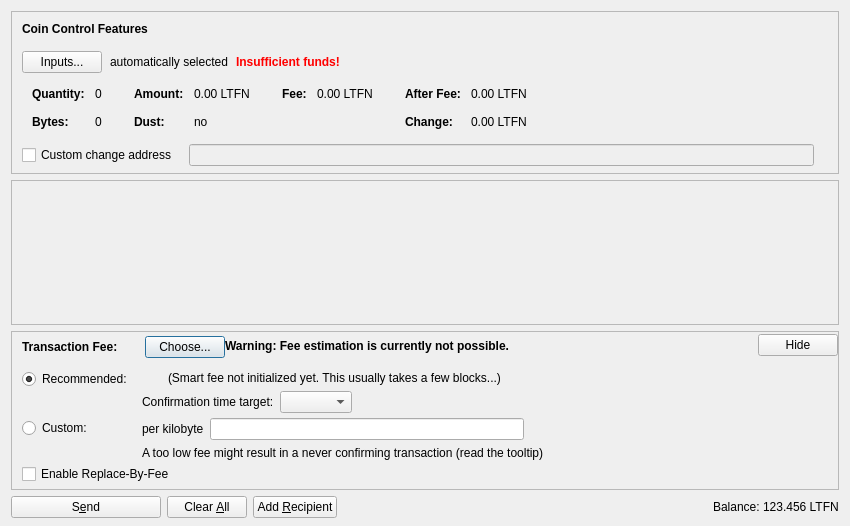
Before: the Qt Designer form src/qt/forms/sendcoinsdialog.ui in litecoinfinance/litecoinfinance, drawn with Qt 5.
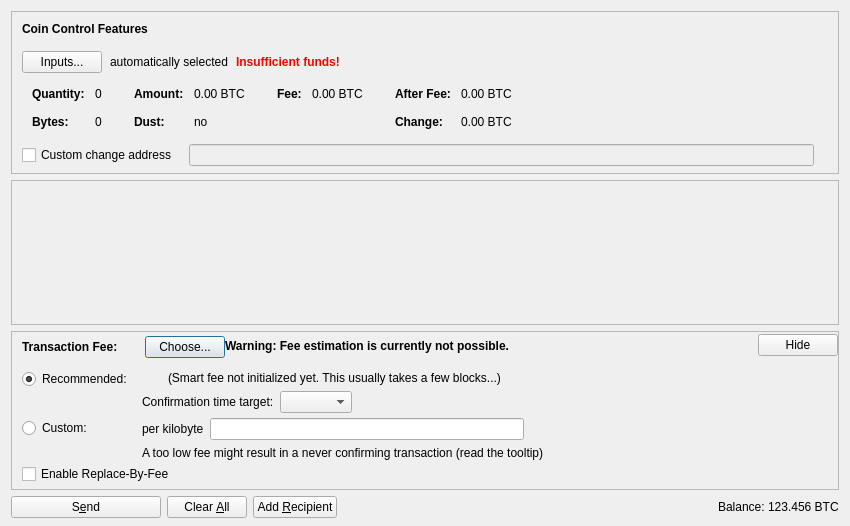
After: the same form once the commit is applied. Icons and pictures are not drawn. Custom widgets are drawn as their Qt base class.

Diff of the .ui file:
```diff
--- a/src/qt/forms/sendcoinsdialog.ui
+++ b/src/qt/forms/sendcoinsdialog.ui
@@ -324,7 +324,7 @@
                   <enum>Qt::ActionsContextMenu</enum>
                  </property>
                  <property name="text">
-                  <string notr="true">0.00 LTFN</string>
+                  <string notr="true">0.00 BTC</string>
                  </property>
                  <property name="textInteractionFlags">
                   <set>Qt::LinksAccessibleByMouse|Qt::TextSelectableByKeyboard|Qt::TextSelectableByMouse</set>
@@ -404,7 +404,7 @@
                   <enum>Qt::ActionsContextMenu</enum>
                  </property>
                  <property name="text">
-                  <string notr="true">0.00 LTFN</string>
+                  <string notr="true">0.00 BTC</string>
                  </property>
                  <property name="textInteractionFlags">
                   <set>Qt::LinksAccessibleByMouse|Qt::TextSelectableByKeyboard|Qt::TextSelectableByMouse</set>
@@ -455,7 +455,7 @@
                   <enum>Qt::ActionsContextMenu</enum>
                  </property>
                  <property name="text">
-                  <string notr="true">0.00 LTFN</string>
+                  <string notr="true">0.00 BTC</string>
                  </property>
                  <property name="textInteractionFlags">
                   <set>Qt::LinksAccessibleByMouse|Qt::TextSelectableByKeyboard|Qt::TextSelectableByMouse</set>
@@ -484,7 +484,7 @@
                   <enum>Qt::ActionsContextMenu</enum>
                  </property>
                  <property name="text">
-                  <string notr="true">0.00 LTFN</string>
+                  <string notr="true">0.00 BTC</string>
                  </property>
                  <property name="textInteractionFlags">
                   <set>Qt::LinksAccessibleByMouse|Qt::TextSelectableByKeyboard|Qt::TextSelectableByMouse</set>
@@ -1214,7 +1214,7 @@
           <cursorShape>IBeamCursor</cursorShape>
          </property>
          <property name="text">
-          <string notr="true">123.456 LTFN</string>
+          <string notr="true">123.456 BTC</string>
          </property>
          <property name="textInteractionFlags">
           <set>Qt::LinksAccessibleByMouse|Qt::TextSelectableByKeyboard|Qt::TextSelectableByMouse</set>
```
Left out of the diff: 20 changed lines with no effect on the pictures.
